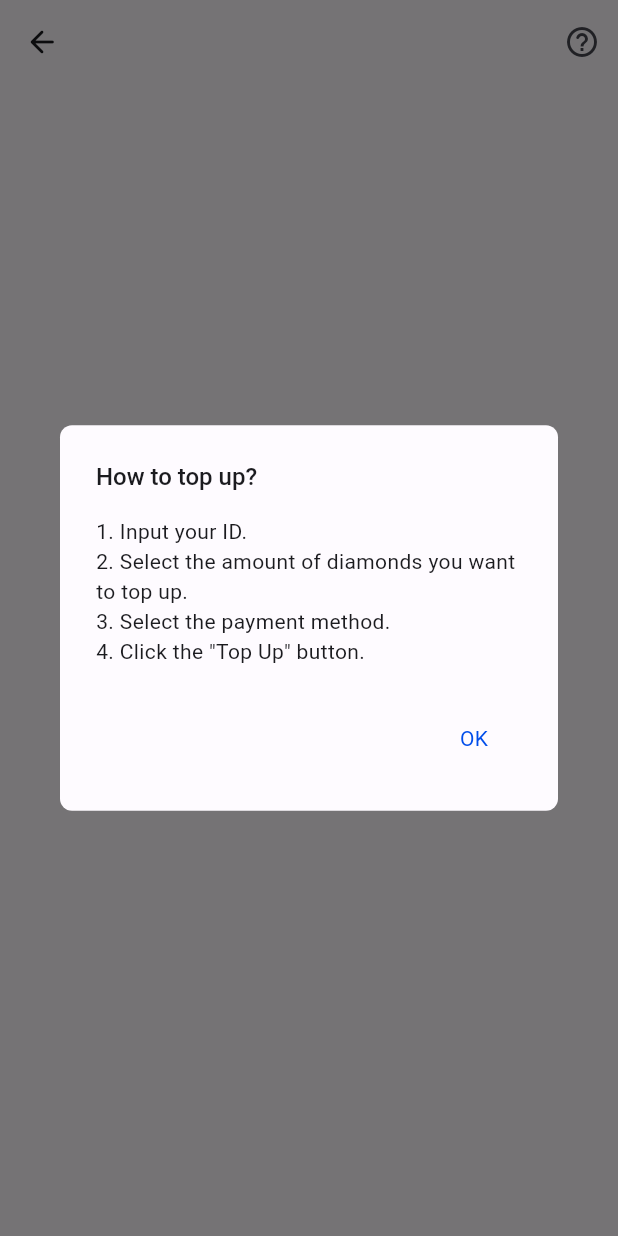
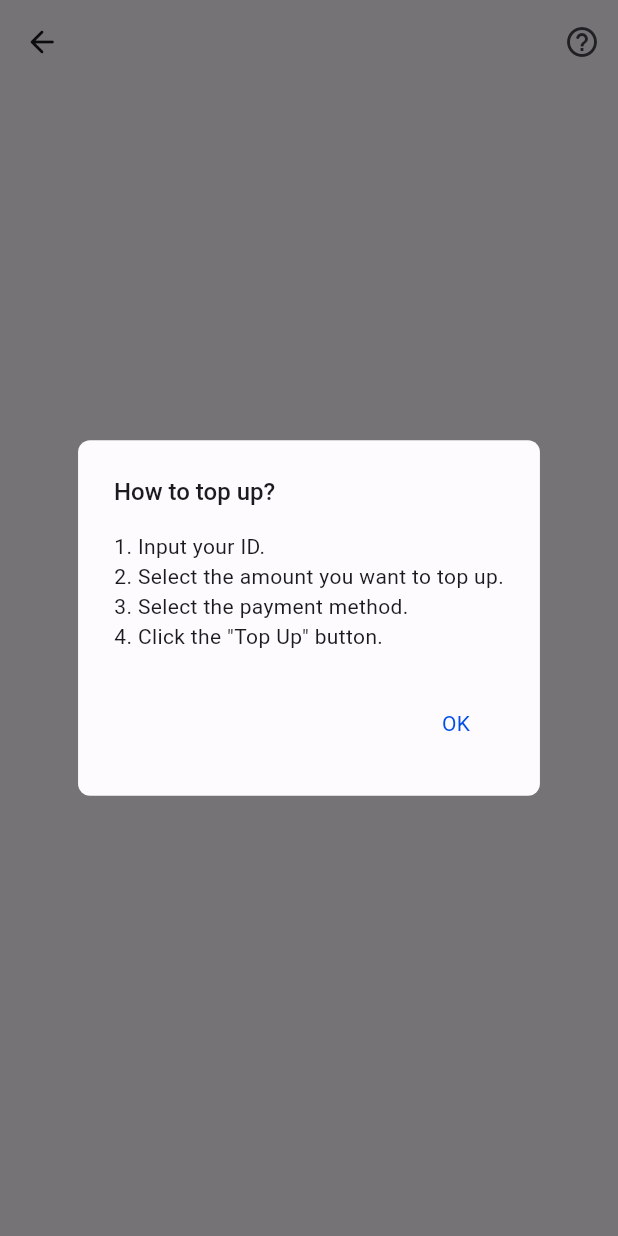
Before and after one commit to gilangfrc/top_up_ui, a Flutter app: the Game screen opened directly with empty values, after a tap on the "help outline" icon, on a phone screen of 412 x 824 dp. Run offline on Flutter 3.47's test engine with Material 2 defaults, Android fonts, the phone set to English and light mode, and no system bars; our stand-ins replace google_fonts, page_transition, shared_preferences; accounts and stored records are empty; network calls fail.

Commit message:
modified:   lib/pages/home.dart 	modified:   lib/pages/orders/game.dart

```diff
--- a/lib/pages/home.dart
+++ b/lib/pages/home.dart
@@ -43,6 +43,7 @@ class _HomeState extends State<Home> {
 
     return SafeArea(
       child: Scaffold(
+        backgroundColor: Theme.of(context).colorScheme.background,
         appBar: AppBar(
           elevation: 0,
           // surfaceTintColor: Colors.transparent,
@@ -84,9 +85,7 @@ class _HomeState extends State<Home> {
             ),
           ],
         ),
-        body: Container(
-          color: Theme.of(context).colorScheme.background,
-          child: Stack(
+        body: Stack(
           children: [
             // list of categories
             Container(
@@ -140,7 +139,6 @@ class _HomeState extends State<Home> {
           ],
         ),
       ),
-      ),
     );
   }
 }
--- a/lib/pages/orders/game.dart
+++ b/lib/pages/orders/game.dart
@@ -50,7 +50,7 @@ class _GameState extends State<Game> {
                   Helper.showHelpDialog(
                     context,
                     'How to top up?',
-                    '1. Input your ID.\n2. Select the amount of diamonds you want to top up.\n3. Select the payment method.\n4. Click the "Top Up" button.',
+                    '1. Input your ID.\n2. Select the amount you want to top up.\n3. Select the payment method.\n4. Click the "Top Up" button.',
                     'OK',
                   );
                 },
```
Lines whose indentation alone changed are shown as unchanged.
